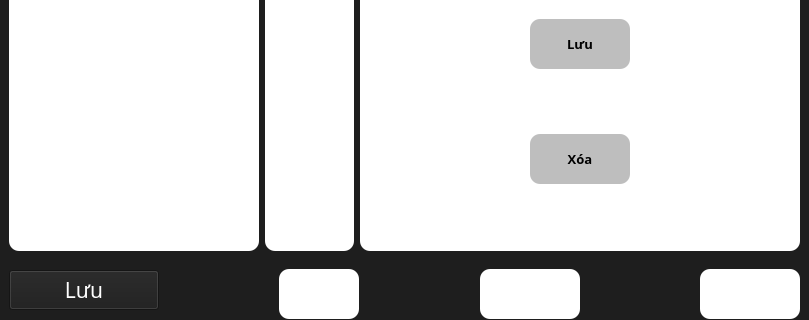
Qt form UI_Files/Doc.ui (hoangm960/Astraea) before a commit; both pictures show x 0 to 809 and y 338 to 658 of the 809 by 658 pixel window.
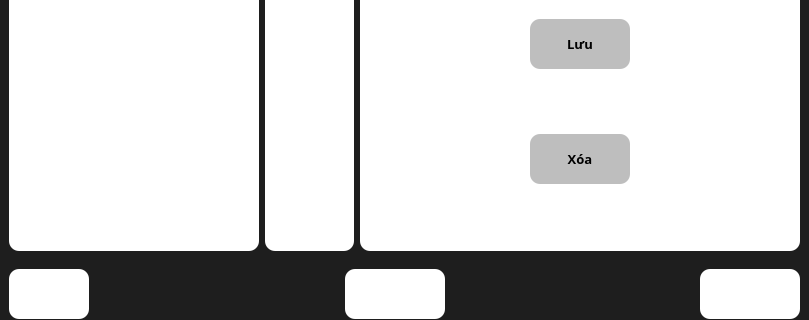
The same form after that commit. Icons and pictures are not drawn.

Commit message: edit main fix closeFrame

Diff of the .ui file:
```diff
--- a/UI_Files/Doc.ui
+++ b/UI_Files/Doc.ui
@@ -859,61 +859,6 @@
        <enum>QFrame::Raised</enum>
       </property>
       <layout class="QHBoxLayout" name="horizontalLayout_4">
-       <item>
-        <widget class="QPushButton" name="SaveDocx">
-         <property name="minimumSize">
-          <size>
-           <width>150</width>
-           <height>40</height>
-          </size>
-         </property>
-         <property name="maximumSize">
-          <size>
-           <width>150</width>
-           <height>40</height>
-          </size>
-         </property>
-         <property name="font">
-          <font>
-           <family>iCiel Brandon Text Bold</family>
-           <pointsize>16</pointsize>
-          </font>
-         </property>
-         <property name="styleSheet">
-          <string notr="true">QPushButton {
-	background-color: rgb(255, 255, 255);
-	border-radius: 10px;
-	color: rgb(0,0,0);
-}
-
-QPushButton:hover {
-	color: rgb(255, 255, 255);
-	background-color: rgba(0, 0, 0, 150);
-}
-
-QPushButton:pressed {
-	color: rgb(255, 255, 255);
-	background-color: rgb(0, 0, 0);
-}r</string>
-         </property>
-         <property name="text">
-          <string>Lưu</string>
-         </property>
-        </widget>
-       </item>
-       <item>
-        <spacer name="horizontalSpacer_3">
-         <property name="orientation">
-          <enum>Qt::Horizontal</enum>
-         </property>
-         <property name="sizeHint" stdset="0">
-          <size>
-           <width>105</width>
-           <height>20</height>
-          </size>
-         </property>
-        </spacer>
-       </item>
        <item>
         <widget class="QPushButton" name="add_btn">
          <property name="minimumSize">
```
The commit also changes 2 other files.
